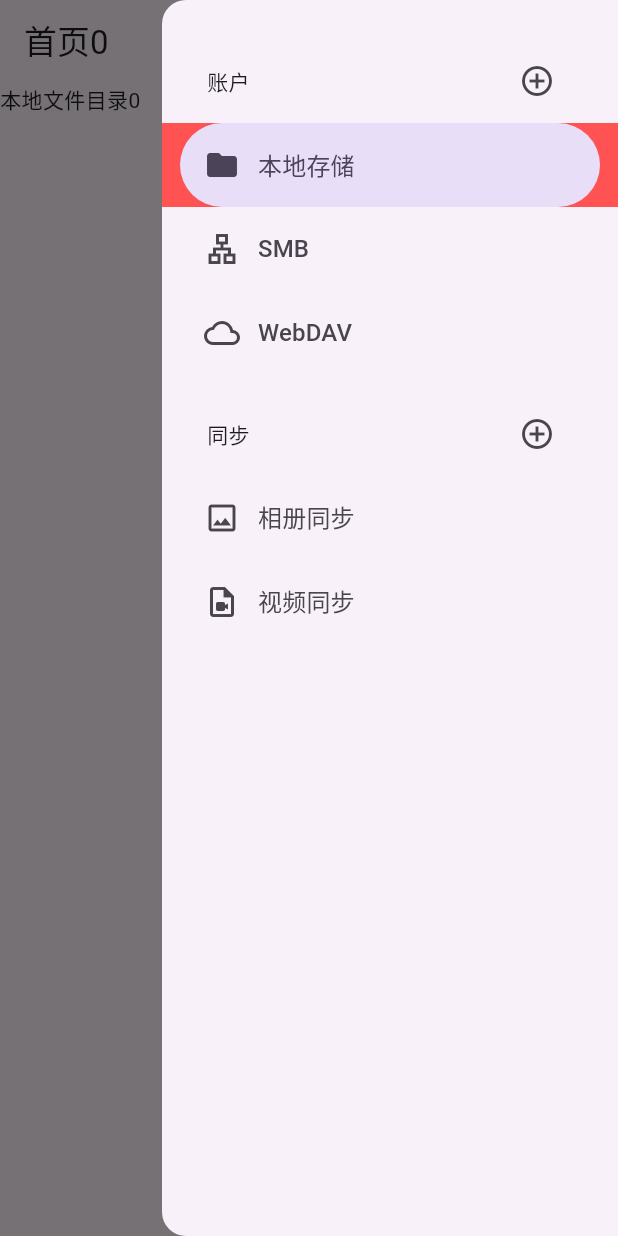
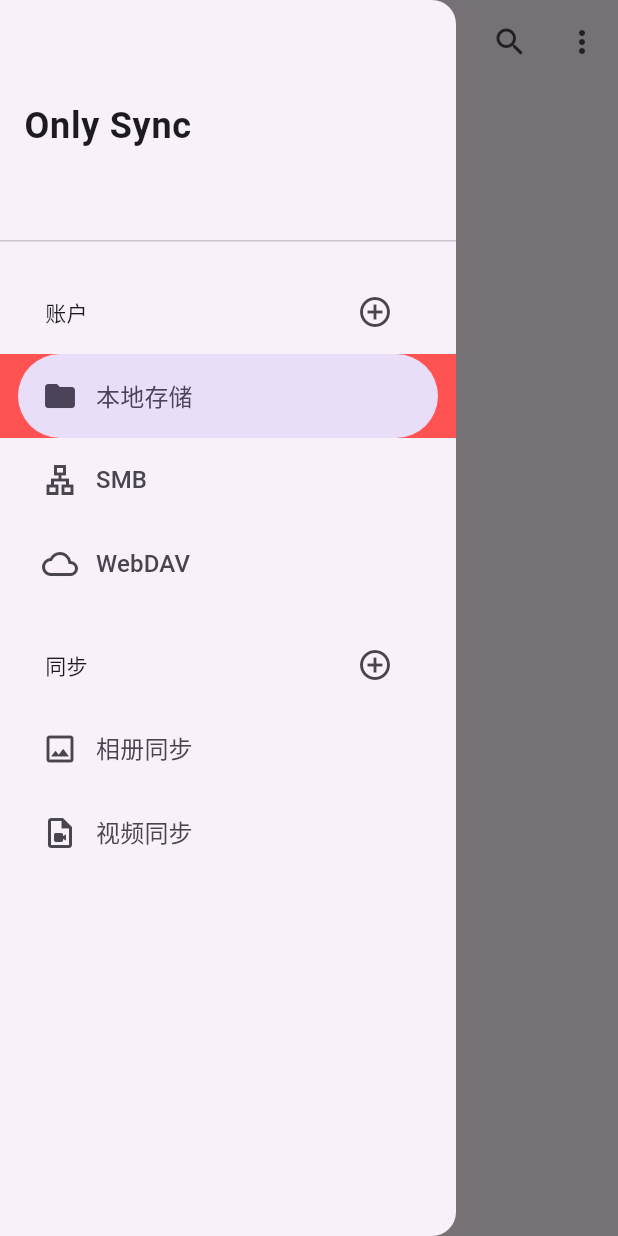
Before and after one commit to moohng/only-sync-flutter, a Flutter app: the screen it shows after launch, with the side drawer open, on a phone screen of 412 x 824 dp. Run offline on Flutter 3.47's test engine with Material 2 defaults, Android fonts, the phone set to English and light mode, and no system bars; our stand-ins replace get.

Commit message:
操作菜单

```diff
--- a/lib/views/home/home_page.dart
+++ b/lib/views/home/home_page.dart
@@ -22,19 +22,40 @@ class HomePage extends StatelessWidget {
     return Scaffold(
       appBar: AppBar(
         actions: [
-          Builder(builder: (context) {
-            return IconButton(
-              icon: Icon(Icons.menu_open),
-              onPressed: () {
-                log('hello');
-                Scaffold.of(context).openEndDrawer();
-              },
-            );
-          }),
+          IconButton(
+            icon: const Icon(Icons.search),
+            onPressed: () {
+              log('搜索');
+            },
+          ),
+          PopupMenuButton(
+            icon: const Icon(Icons.more_vert),
+            itemBuilder: (context) => const [
+              PopupMenuItem(
+                value: 0,
+                child: Text('同步'),
+              ),
+              PopupMenuItem(
+                value: 1,
+                child: Text('扫一扫'),
+              ),
+              PopupMenuItem(
+                value: 2,
+                child: Text('添加'),
+              ),
+              PopupMenuItem(
+                value: 3,
+                child: Text('删除'),
+              ),
+            ],
+            onSelected: (value) {
+              log('选择了：$value');
+            },
+          )
         ],
         title: Obx(() => Text('首页${homeLogic.pageIndex}')),
       ),
-      endDrawer: SyncDrawer(),
+      drawer: SyncDrawer(),
       body: Column(
         children: [Text('本地文件目录${homeLogic.pageIndex}')],
       ),
--- a/lib/views/home/widgets/sync_drawer.dart
+++ b/lib/views/home/widgets/sync_drawer.dart
@@ -5,31 +5,31 @@ import 'package:get/get.dart';
 import 'package:only_sync_flutter/views/home/home_page.dart';
 
 class AccountInfo {
-  String name;
-  IconData icon;
-  IconData selectedIcon;
+  const AccountInfo(
+      {required this.name, this.icon = Icons.account_circle_outlined, this.selectedIcon = Icons.account_circle});
 
-  AccountInfo(
-      {required this.name, this.icon = Icons.account_circle_outlined, this.selectedIcon = Icons.account_circle});
+  final String name;
+  final IconData icon;
+  final IconData selectedIcon;
 }
 
 class SyncInfo {
-  String name;
-  IconData icon;
-  IconData selectedIcon;
+  const SyncInfo({required this.name, this.icon = Icons.cloud_sync_outlined, this.selectedIcon = Icons.cloud_sync});
 
-  SyncInfo({required this.name, this.icon = Icons.cloud_sync_outlined, this.selectedIcon = Icons.cloud_sync});
+  final String name;
+  final IconData icon;
+  final IconData selectedIcon;
 }
 
 class SyncDrawer extends StatelessWidget {
-  SyncDrawer({super.key});
+  const SyncDrawer({super.key});
 
-  final accountList = [
+  final accountList = const [
     AccountInfo(name: 'SMB', icon: Icons.lan_outlined, selectedIcon: Icons.lan),
     AccountInfo(name: 'WebDAV', icon: Icons.cloud_outlined, selectedIcon: Icons.cloud),
   ];
 
-  final syncList = [
+  final syncList = const [
     SyncInfo(name: '相册同步', icon: Icons.image_outlined, selectedIcon: Icons.image),
     SyncInfo(name: '视频同步', icon: Icons.video_file_outlined, selectedIcon: Icons.video_file),
   ];
@@ -45,8 +45,17 @@ class SyncDrawer extends StatelessWidget {
               },
               selectedIndex: homeLogic.pageIndex.value,
               children: [
+                const DrawerHeader(
+                  child: Align(
+                    alignment: Alignment.centerLeft,
+                    child: Text(
+                      'Only Sync',
+                      style: TextStyle(fontSize: 24, fontWeight: FontWeight.bold),
+                    ),
+                  ),
+                ),
                 Padding(
-                  padding: const EdgeInsets.fromLTRB(30, 30, 30, 4),
+                  padding: const EdgeInsets.fromLTRB(30, 15, 30, 4),
                   child: Row(
                     mainAxisAlignment: MainAxisAlignment.spaceBetween,
                     children: [
```
Also changed, not shown: lib/views/home/widgets/account_drawer.dart (deleted, +0 -16 lines).
